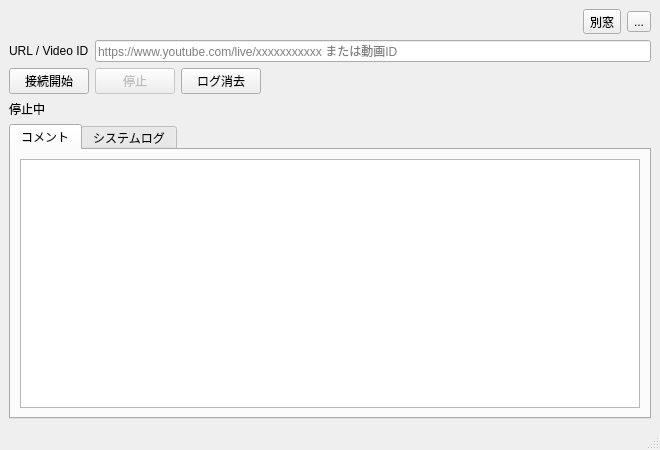
First picture: the form in ui/main_window.ui, repository Ikumyon/LiveVoiceBridge, before the edit.
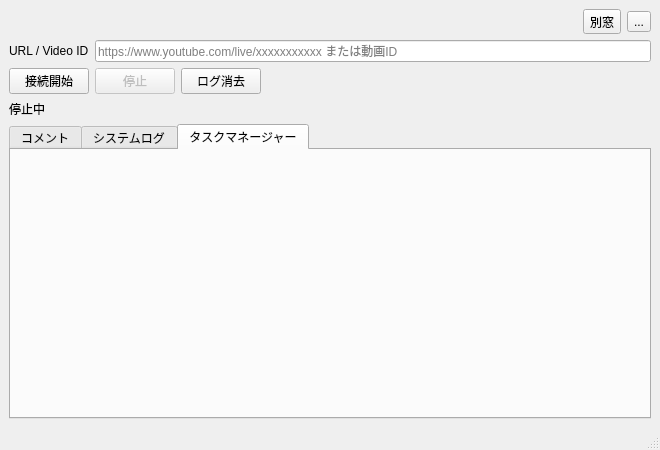
Second picture: the form after the edit. The open tabs and pages were chosen to show the change.

Diff of the .ui file:
```diff
--- a/ui/main_window.ui
+++ b/ui/main_window.ui
@@ -153,6 +153,12 @@
         </item>
        </layout>
       </widget>
+      <widget class="QWidget" name="taskManagerTab">
+       <attribute name="title">
+        <string>タスクマネージャー</string>
+       </attribute>
+       <layout class="QVBoxLayout" name="taskManagerTabLayout"/>
+      </widget>
      </widget>
     </item>
    </layout>
```
